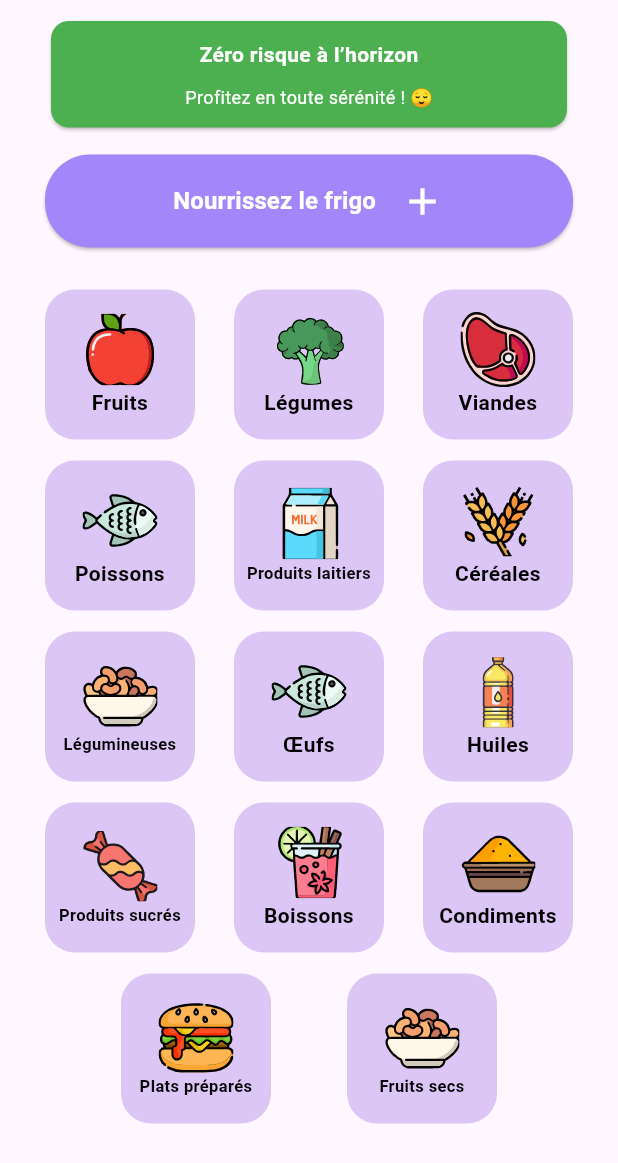
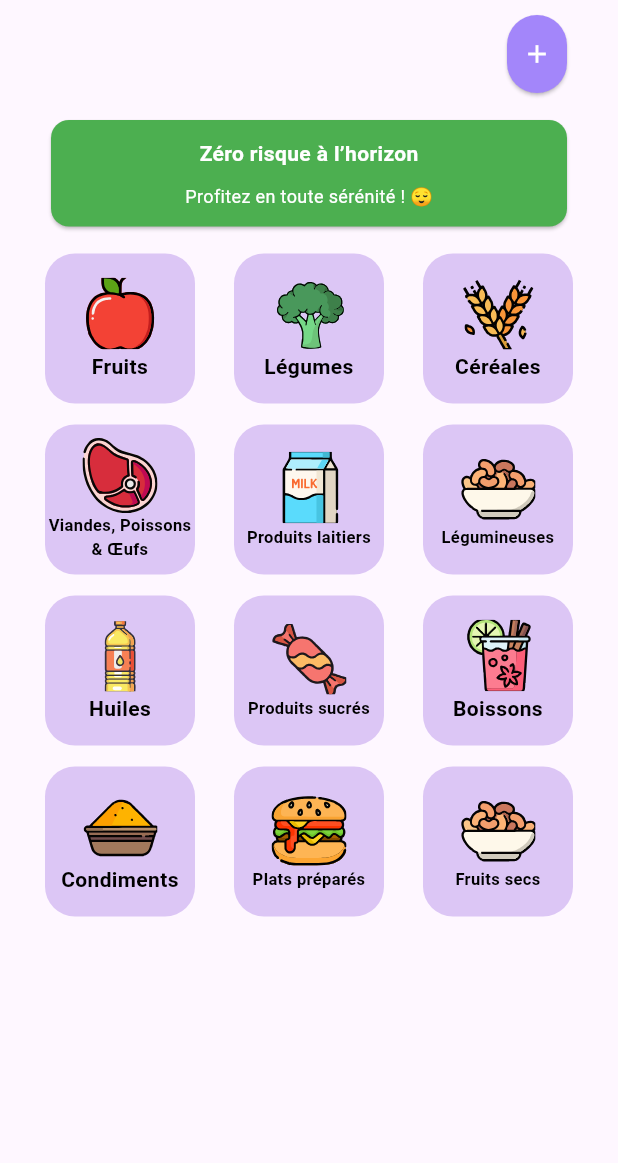
Before and after one commit to Mealci/Frontend, a Flutter app: the FrigoPage screen opened directly, on a phone screen of 412 x 824 dp. Shown: the top 1163 px of the screen. Run offline on Flutter 3.47's test engine with Material 3 defaults, Android fonts, the phone set to English and light mode, and no system bars; our stand-ins replace animated_text_kit, camera, flutter_dotenv, flutter_secure_storage, flutter_svg, geolocator and 3 more; missing offline and left inert: google_mlkit_text_recognition; accounts and stored records are empty; project files that could hold a hidden picture were left out.

Commit message:
rework rersponsive

```diff
--- a/lib/components/feed_fridge_button.dart
+++ b/lib/components/feed_fridge_button.dart
@@ -11,35 +11,51 @@ class FeedFridgeButton extends StatelessWidget {
 
   @override
   Widget build(BuildContext context) {
-    return ElevatedButton(
+    // Obtenir la largeur de l'écran
+    double screenWidth = MediaQuery.of(context).size.width;
+
+    bool isSmallScreen = screenWidth <= 420; // iPhone SE (1ère génération)
+
+    return Align(
+      alignment: isSmallScreen ? Alignment.centerRight : Alignment.center,
+      child: ElevatedButton(
         onPressed: onPressed,
         style: ElevatedButton.styleFrom(
-        minimumSize: const Size(1000, 35), // Taille minimale du bouton
-        backgroundColor: Style.styles[AppStyle.primaryColor], // Couleur de fond
+          minimumSize: Size(isSmallScreen ? 40 : 1000, 35),
+          backgroundColor: Style.styles[AppStyle.primaryColor],
           shape: RoundedRectangleBorder(
-          borderRadius: BorderRadius.circular(30), // Bordures arrondies
+            borderRadius: BorderRadius.circular(30),
           ),
-        padding: const EdgeInsets.symmetric(
-            horizontal: 24, vertical: 16), // Padding du bouton
+          padding: EdgeInsets.symmetric(
+            horizontal: isSmallScreen ? 8 : 24,
+            vertical: 16,
           ),
-      child: const Row(
-        mainAxisSize: MainAxisSize.min, // Taille adaptée au contenu
+        ),
+        child: isSmallScreen
+            ? const Icon(
+                Icons.add,
+                size: 20,
+                color: Colors.white,
+              )
+            : const Row(
+                mainAxisSize: MainAxisSize.min,
                 children: [
                   Text(
                     'Nourrissez le frigo',
                     style: TextStyle(
                       fontSize: 16,
                       fontWeight: FontWeight.bold,
-              color: Colors.white, // Couleur du texte
+                      color: Colors.white,
                     ),
                   ),
-          SizedBox(width: 16), // Espacement entre le texte et l'icône
+                  SizedBox(width: 16),
                   Icon(
-            size: 30, // Taille de l'icône
-            Icons.add, // Icône carotte
-            color: Colors.white, // Couleur de l'icône
+                    Icons.add,
+                    size: 30,
+                    color: Colors.white,
                   ),
                 ],
+              ),
       ),
     );
   }
--- a/lib/pages/frigo_page.dart
+++ b/lib/pages/frigo_page.dart
@@ -26,8 +26,6 @@ class _FrigoPageState extends State<FrigoPage> {
               child: Column(
                 crossAxisAlignment: CrossAxisAlignment.center,
                 children: [
-                  CheckingFridgeSanityCard(isFridgeSane: isFridgeSane),
-                  SizedBox(height: spacing),
                   FeedFridgeButton(
                     onPressed: () {
                       showDialog(
@@ -49,7 +47,9 @@ class _FrigoPageState extends State<FrigoPage> {
                       );
                     },
                   ),
-                  SizedBox(height: spacing * 2),
+                  SizedBox(height: spacing),
+                  CheckingFridgeSanityCard(isFridgeSane: isFridgeSane),
+                  SizedBox(height: spacing),
                   Expanded(
                     child: SingleChildScrollView(
                       child: Column(
@@ -68,27 +68,6 @@ class _FrigoPageState extends State<FrigoPage> {
                                 onPressed: () {},
                               ),
                               ButtonTextIcon(
-                                text: "Viandes",
-                                svgPath: CustomMealciAsset.meatIcon,
-                                onPressed: () {},
-                              ),
-                            ],
-                          ),
-                          SizedBox(height: spacing),
-                          Row(
-                            mainAxisAlignment: MainAxisAlignment.spaceBetween,
-                            children: [
-                              ButtonTextIcon(
-                                text: "Poissons",
-                                svgPath: CustomMealciAsset.fishIcon,
-                                onPressed: () {},
-                              ),
-                              ButtonTextIcon(
-                                text: "Produits laitiers",
-                                svgPath: CustomMealciAsset.milkIcon,
-                                onPressed: () {},
-                              ),
-                              ButtonTextIcon(
                                 text: "Céréales",
                                 svgPath: CustomMealciAsset.feculentIcon,
                                 onPressed: () {},
@@ -100,18 +79,18 @@ class _FrigoPageState extends State<FrigoPage> {
                             mainAxisAlignment: MainAxisAlignment.spaceBetween,
                             children: [
                               ButtonTextIcon(
-                                text: "Légumineuses",
-                                svgPath: CustomMealciAsset.legumineuseIcon,
+                                text: "Viandes, Poissons & Œufs",
+                                svgPath: CustomMealciAsset.meatIcon,
                                 onPressed: () {},
                               ),
                               ButtonTextIcon(
-                                text: "Œufs",
-                                svgPath: CustomMealciAsset.fishIcon,
+                                text: "Produits laitiers",
+                                svgPath: CustomMealciAsset.milkIcon,
                                 onPressed: () {},
                               ),
                               ButtonTextIcon(
-                                text: "Huiles",
-                                svgPath: CustomMealciAsset.oilIcon,
+                                text: "Légumineuses",
+                                svgPath: CustomMealciAsset.legumineuseIcon,
                                 onPressed: () {},
                               ),
                             ],
@@ -120,6 +99,11 @@ class _FrigoPageState extends State<FrigoPage> {
                           Row(
                             mainAxisAlignment: MainAxisAlignment.spaceBetween,
                             children: [
+                              ButtonTextIcon(
+                                text: "Huiles",
+                                svgPath: CustomMealciAsset.oilIcon,
+                                onPressed: () {},
+                              ),
                               ButtonTextIcon(
                                 text: "Produits sucrés",
                                 svgPath: CustomMealciAsset.sugarIcon,
@@ -130,17 +114,17 @@ class _FrigoPageState extends State<FrigoPage> {
                                 svgPath: CustomMealciAsset.drinkIcon,
                                 onPressed: () {},
                               ),
+                            ],
+                          ),
+                          SizedBox(height: spacing),
+                          Row(
+                            mainAxisAlignment: MainAxisAlignment.spaceBetween,
+                            children: [
                               ButtonTextIcon(
                                 text: "Condiments",
                                 svgPath: CustomMealciAsset.spicyIcon,
                                 onPressed: () {},
                               ),
-                            ],
-                          ),
-                          SizedBox(height: spacing),
-                          Row(
-                            mainAxisAlignment: MainAxisAlignment.spaceEvenly,
-                            children: [
                               ButtonTextIcon(
                                 text: "Plats préparés",
                                 svgPath: CustomMealciAsset.junkFoodIcon,
```
Lines whose indentation alone changed are shown as unchanged.
